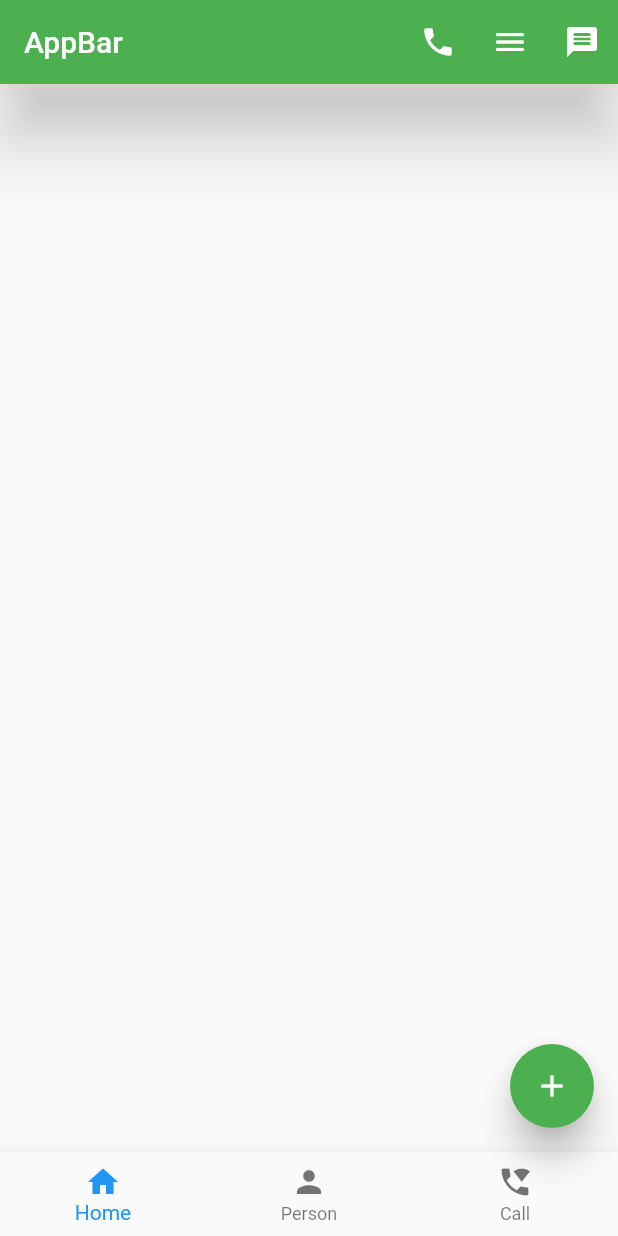
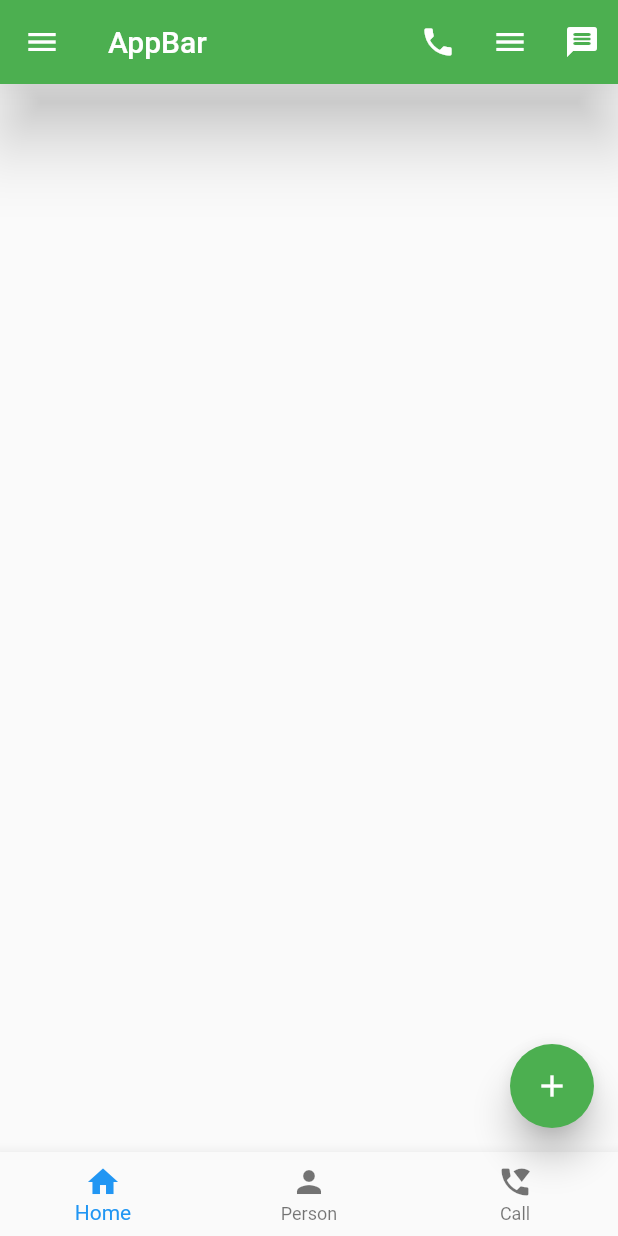
Before and after one commit to IsratAra17/flutter_core, a Flutter app: the screen it shows after launch, on a phone screen of 412 x 824 dp. Run offline on Flutter 3.47's test engine with Material 2 defaults, Android fonts, the phone set to English and light mode, and no system bars.

Commit message:
Navigation drawer added

```diff
--- a/lib/homepage.dart
+++ b/lib/homepage.dart
@@ -53,6 +53,20 @@ bottomNavigationBar: BottomNavigationBar(
    }
  },
 ),
+      drawer: Drawer(
+        child: ListView(
+          children: [
+            DrawerHeader(child: Text("S M Israt Ara")),
+
+            ListTile(leading:Icon(Icons.home) ,title:Text("Home") ,trailing:Icon(Icons.location_on)),
+            ListTile(leading:Icon(Icons.home) ,title:Text("Home") ,trailing:Icon(Icons.location_on)),
+            ListTile(leading:Icon(Icons.home) ,title:Text("Home") ,trailing:Icon(Icons.location_on)),
+            ListTile(leading:Icon(Icons.home) ,title:Text("Home") ,trailing:Icon(Icons.location_on)),
+          ],
+
+        ),
+
+      ),
 
     );
   }
```
